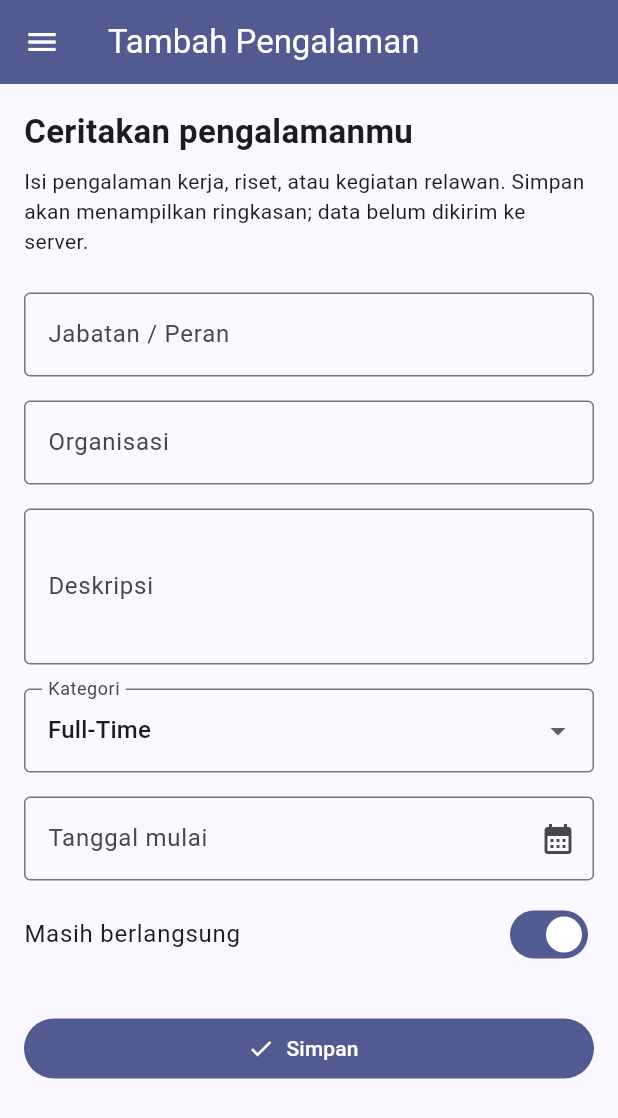
After one commit to nashrikhalid/myportofolio_mobile, a Flutter app: the ExperienceFormPage screen opened directly, on a phone screen of 412 x 824 dp. The commit adds this screen. Shown: the top 1118 px of the screen. Run offline on Flutter 3.47's test engine with Material 3 defaults, Android fonts, the phone set to English and light mode, and no system bars; our stand-ins replace material_ui.

Commit message:
feat: add experience form and validation, update navigation and menu

```diff
--- /dev/null
+++ b/lib/models/experience.dart
@@ -0,0 +1,52 @@
+/// Form fields mirror the editable fields of Django's Experience model.
+class Experience {
+  const Experience({
+    required this.title,
+    required this.org,
+    required this.description,
+    required this.category,
+    required this.startedAt,
+    this.endedAt,
+  });
+
+  static const categories = {
+    'internship': 'Internship',
+    'research': 'Research',
+    'volunteer': 'Volunteer',
+    'part-time': 'Part-Time',
+    'full-time': 'Full-Time',
+    'freelance': 'Freelance',
+  };
+  final String title;
+  final String org;
+  final String description;
+  final String category;
+  final DateTime startedAt;
+  final DateTime? endedAt;
+
+  static String? validateRequired(
+    String? value,
+    String label, {
+    int? maxLength,
+  }) {
+    final text = value?.trim() ?? '';
+    if (text.isEmpty) return '$label wajib diisi.';
+    if (maxLength != null && text.runes.length > maxLength) {
+      return '$label maksimal $maxLength karakter.';
+    }
+    return null;
+  }
+
+  static String? validateEndDate(DateTime? start, DateTime? end, bool ongoing) {
+    if (ongoing) return null;
+    if (end == null) return 'Tanggal selesai wajib dipilih.';
+    if (start != null && end.isBefore(start)) {
+      return 'Tanggal selesai tidak boleh sebelum tanggal mulai.';
+    }
+    return null;
+  }
+
+  static String formatDate(DateTime date) =>
+      '${date.day.toString().padLeft(2, '0')}/'
+      '${date.month.toString().padLeft(2, '0')}/${date.year}';
+}
--- /dev/null
+++ b/lib/screens/experience_form.dart
@@ -0,0 +1,257 @@
+import 'package:material_ui/material_ui.dart';
+import 'package:myportofolio_mobile/models/experience.dart';
+import 'package:myportofolio_mobile/widgets/left_drawer.dart';
+
+class ExperienceFormPage extends StatefulWidget {
+  const ExperienceFormPage({super.key});
+
+  @override
+  State<ExperienceFormPage> createState() => _ExperienceFormPageState();
+}
+
+class _ExperienceFormPageState extends State<ExperienceFormPage> {
+  final _formKey = GlobalKey<FormState>();
+  final _title = TextEditingController();
+  final _org = TextEditingController();
+  final _description = TextEditingController();
+  final _startText = TextEditingController();
+  final _endText = TextEditingController();
+  String _category = 'full-time';
+  DateTime? _start;
+  DateTime? _end;
+  bool _ongoing = true;
+
+  @override
+  void dispose() {
+    for (final controller in [
+      _title,
+      _org,
+      _description,
+      _startText,
+      _endText,
+    ]) {
+      controller.dispose();
+    }
+    super.dispose();
+  }
+
+  InputDecoration _decoration(String label, {IconData? icon}) =>
+      InputDecoration(
+        labelText: label,
+        border: const OutlineInputBorder(),
+        suffixIcon: icon == null ? null : Icon(icon),
+        errorMaxLines: 3,
+      );
+
+  Future<void> _pickDate({required bool isStart}) async {
+    FocusScope.of(context).unfocus();
+    final date = await showDatePicker(
+      context: context,
+      initialDate: (isStart ? _start : _end) ?? _start ?? DateTime.now(),
+      firstDate: DateTime(1900),
+      lastDate: DateTime(2100, 12, 31),
+      helpText: isStart ? 'Tanggal mulai' : 'Tanggal selesai',
+    );
+    if (!mounted || date == null) return;
+    setState(() {
+      if (isStart) {
+        _start = date;
+        _startText.text = Experience.formatDate(date);
+      } else {
+        _end = date;
+        _endText.text = Experience.formatDate(date);
+      }
+    });
+  }
+
+  void _save() {
+    if (!_formKey.currentState!.validate()) return;
+    FocusScope.of(context).unfocus();
+    final experience = Experience(
+      title: _title.text.trim(),
+      org: _org.text.trim(),
+      description: _description.text.trim(),
+      category: _category,
+      startedAt: _start!,
+      endedAt: _ongoing ? null : _end,
+    );
+    showDialog<void>(
+      context: context,
+      builder: (dialogContext) => AlertDialog(
+        title: const Text('Ringkasan Pengalaman'),
+        scrollable: true,
+        content: Column(
+          mainAxisSize: MainAxisSize.min,
+          crossAxisAlignment: CrossAxisAlignment.start,
+          children: [
+            Text('Jabatan: ${experience.title}'),
+            const SizedBox(height: 8),
+            Text('Organisasi: ${experience.org}'),
+            const SizedBox(height: 8),
+            Text('Deskripsi: ${experience.description}'),
+            const SizedBox(height: 8),
+            Text('Kategori: ${Experience.categories[experience.category]}'),
+            const SizedBox(height: 8),
+            Text(
+              'Tanggal mulai: ${Experience.formatDate(experience.startedAt)}',
+            ),
+            const SizedBox(height: 8),
+            Text(
+              'Tanggal selesai: ${experience.endedAt == null ? 'Belum selesai' : Experience.formatDate(experience.endedAt!)}',
+            ),
+            const SizedBox(height: 8),
+            Text(
+              'Status: ${experience.endedAt == null ? 'Masih berlangsung' : 'Selesai'}',
+            ),
+          ],
+        ),
+        actions: [
+          TextButton(
+            onPressed: () => Navigator.pop(dialogContext),
+            child: const Text('Tutup'),
+          ),
+        ],
+      ),
+    );
+  }
+
+  @override
+  Widget build(BuildContext context) {
+    final colors = Theme.of(context).colorScheme;
+    return Scaffold(
+      appBar: AppBar(
+        title: const Text('Tambah Pengalaman'),
+        backgroundColor: colors.primary,
+        foregroundColor: colors.onPrimary,
+      ),
+      drawer: const LeftDrawer(),
+      body: SafeArea(
+        child: Form(
+          key: _formKey,
+          child: SingleChildScrollView(
+            padding: const EdgeInsets.all(16),
+            child: Column(
+              crossAxisAlignment: CrossAxisAlignment.stretch,
+              children: [
+                const Text(
+                  'Ceritakan pengalamanmu',
+                  style: TextStyle(fontSize: 22, fontWeight: FontWeight.bold),
+                ),
+                const SizedBox(height: 8),
+                const Text(
+                  'Isi pengalaman kerja, riset, atau kegiatan relawan. '
+                  'Simpan akan menampilkan ringkasan; data belum dikirim ke server.',
+                ),
+                const SizedBox(height: 24),
+                TextFormField(
+                  key: const Key('experience-title'),
+                  controller: _title,
+                  decoration: _decoration('Jabatan / Peran'),
+                  textCapitalization: TextCapitalization.words,
+                  textInputAction: TextInputAction.next,
+                  validator: (value) => Experience.validateRequired(
+                    value,
+                    'Jabatan',
+                    maxLength: 255,
+                  ),
+                ),
+                const SizedBox(height: 16),
+                TextFormField(
+                  key: const Key('experience-org'),
+                  controller: _org,
+                  decoration: _decoration('Organisasi'),
+                  textCapitalization: TextCapitalization.words,
+                  textInputAction: TextInputAction.next,
+                  validator: (value) => Experience.validateRequired(
+                    value,
+                    'Organisasi',
+                    maxLength: 255,
+                  ),
+                ),
+                const SizedBox(height: 16),
+                TextFormField(
+                  key: const Key('experience-description'),
+                  controller: _description,
+                  decoration: _decoration('Deskripsi'),
+                  minLines: 3,
+                  maxLines: 6,
+                  keyboardType: TextInputType.multiline,
+                  validator: (value) =>
+                      Experience.validateRequired(value, 'Deskripsi'),
+                ),
+                const SizedBox(height: 16),
+                DropdownButtonFormField<String>(
+                  key: const Key('experience-category'),
+                  initialValue: _category,
+                  isExpanded: true,
+                  decoration: _decoration('Kategori'),
+                  items: Experience.categories.entries
+                      .map(
+                        (entry) => DropdownMenuItem(
+                          value: entry.key,
+                          child: Text(entry.value),
+                        ),
+                      )
+                      .toList(),
+                  onChanged: (value) {
+                    if (value != null) setState(() => _category = value);
+                  },
+                  validator: (value) => Experience.categories.containsKey(value)
+                      ? null
+                      : 'Pilih kategori yang tersedia.',
+                ),
+                const SizedBox(height: 16),
+                TextFormField(
+                  key: const Key('experience-start'),
+                  controller: _startText,
+                  decoration: _decoration(
+                    'Tanggal mulai',
+                    icon: Icons.calendar_month,
+                  ),
+                  readOnly: true,
+                  onTap: () => _pickDate(isStart: true),
+                  validator: (_) =>
+                      _start == null ? 'Tanggal mulai wajib dipilih.' : null,
+                ),
+                const SizedBox(height: 8),
+                SwitchListTile(
+                  contentPadding: EdgeInsets.zero,
+                  title: const Text('Masih berlangsung'),
+                  value: _ongoing,
+                  onChanged: (value) => setState(() {
+                    _ongoing = value;
+                    if (value) {
+                      _end = null;
+                      _endText.clear();
+                    }
+                  }),
+                ),
+                if (!_ongoing) ...[
+                  const SizedBox(height: 8),
+                  TextFormField(
+                    key: const Key('experience-end'),
+                    controller: _endText,
+                    decoration: _decoration(
+                      'Tanggal selesai',
+                      icon: Icons.calendar_month,
+                    ),
+                    readOnly: true,
+                    onTap: () => _pickDate(isStart: false),
+                    validator: (_) =>
+                        Experience.validateEndDate(_start, _end, _ongoing),
+                  ),
+                ],
+                const SizedBox(height: 24),
+                FilledButton.icon(
+                  onPressed: _save,
+                  icon: const Icon(Icons.check),
+                  label: const Text('Simpan'),
+                ),
+              ],
+            ),
+          ),
+        ),
+      ),
+    );
+  }
+}
--- a/lib/screens/menu.dart
+++ b/lib/screens/menu.dart
@@ -11,6 +11,7 @@ class MyHomePage extends StatelessWidget {
   final List<ItemHomepage> items = const [
     ItemHomepage('Lihat Proyek', Icons.folder, Color(0xFF1557A0)),
     ItemHomepage('Tambah Proyek', Icons.add_circle, Color(0xFF176744)),
+    ItemHomepage('Tambah Pengalaman', Icons.work_outline, Color(0xFF7043A0)),
     ItemHomepage('Logout', Icons.logout, Color(0xFFAB3035)),
   ];
 
@@ -53,7 +54,8 @@ class MyHomePage extends StatelessWidget {
               shrinkWrap: true,
               physics: const NeverScrollableScrollPhysics(),
               padding: const EdgeInsets.all(20),
-              crossAxisCount: 3,
+              crossAxisCount: MediaQuery.sizeOf(context).width < 600 ? 2 : 3,
+              mainAxisExtent: 140,
               mainAxisSpacing: 10,
               crossAxisSpacing: 10,
               children: items.map((item) => ItemCard(item)).toList(),
--- a/lib/widgets/left_drawer.dart
+++ b/lib/widgets/left_drawer.dart
@@ -1,5 +1,6 @@
 import 'package:material_ui/material_ui.dart';
 import 'package:myportofolio_mobile/screens/menu.dart';
+import 'package:myportofolio_mobile/screens/experience_form.dart';
 import 'package:myportofolio_mobile/screens/project_form.dart';
 
 class LeftDrawer extends StatelessWidget {
@@ -52,6 +53,11 @@ class LeftDrawer extends StatelessWidget {
             title: const Text('Add Project'),
             onTap: () => _navigate(context, const ProjectFormPage()),
           ),
+          ListTile(
+            leading: const Icon(Icons.work_outline),
+            title: const Text('Tambah Pengalaman'),
+            onTap: () => _navigate(context, const ExperienceFormPage()),
+          ),
         ],
       ),
     );
```
Also changed, not shown: lib/widgets/project_card.dart (+8 -0 lines), 2 other files.
